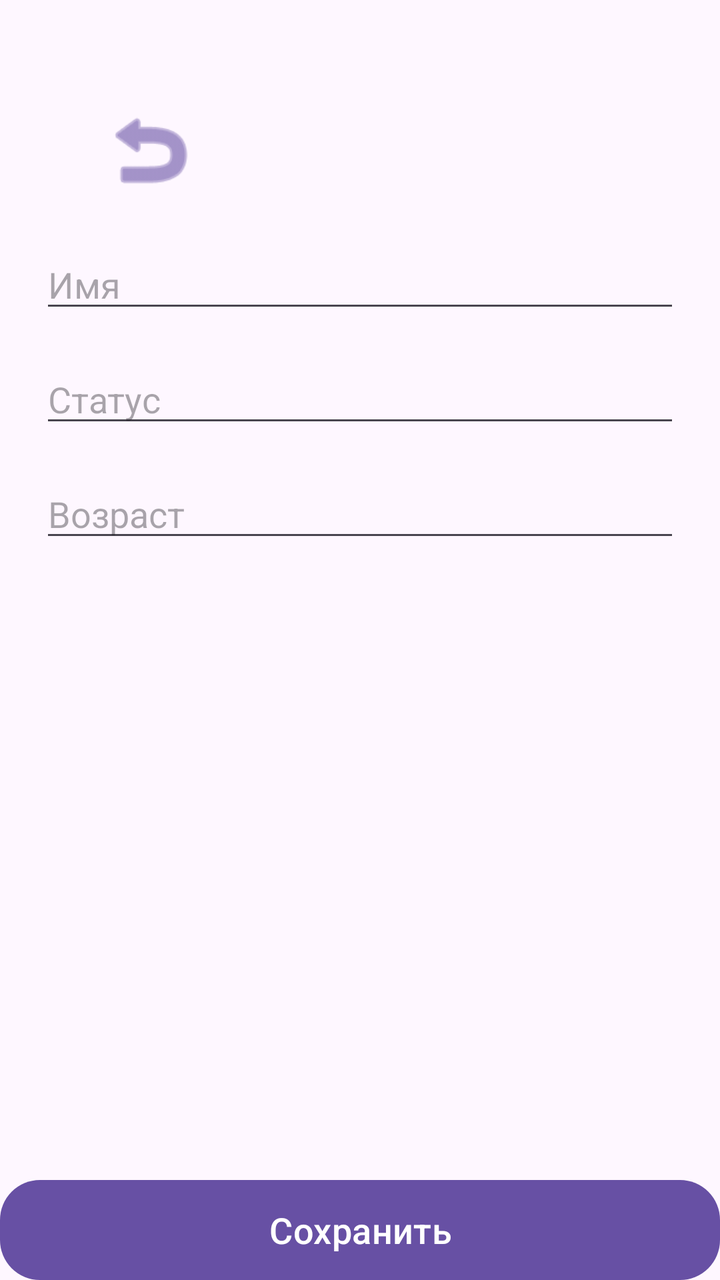
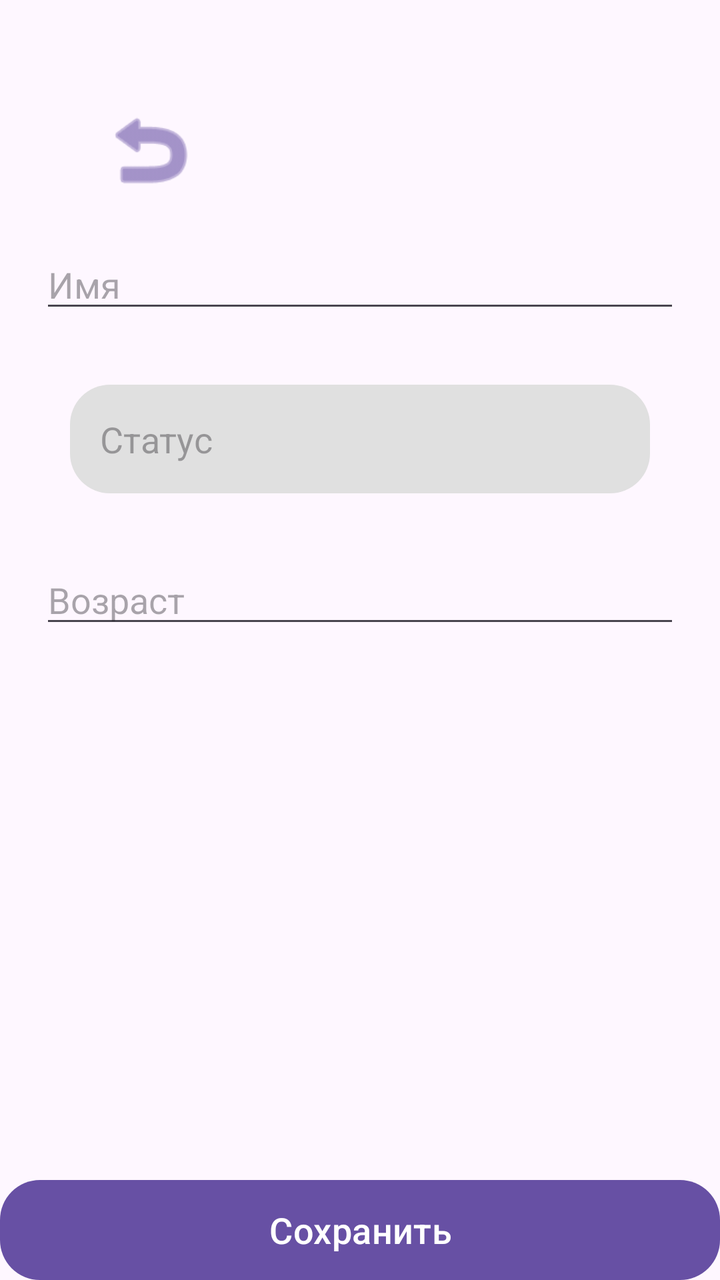

Before-and-after screenshots of an Android layout around one commit, followed by the original layout XML and the change that was made.
<!-- AndroidManifest.xml: application theme Theme.PZ19 -->
<!-- res/layout/activity_user.xml -->
<?xml version="1.0" encoding="utf-8"?>
<FrameLayout xmlns:android="http://schemas.android.com/apk/res/android"
    xmlns:app="http://schemas.android.com/apk/res-auto"
    xmlns:tools="http://schemas.android.com/tools"
    android:layout_width="match_parent"
    android:layout_height="match_parent"
    tools:context=".UserActivity">

    <Button
        android:id="@+id/backButton"
        android:background="@android:drawable/ic_menu_revert"
        android:layout_marginLeft="50dp"
        android:layout_marginTop="50dp"
        android:layout_width="50dp"
        android:layout_height="50dp"/>

    <LinearLayout
        android:layout_width="match_parent"
        android:layout_height="match_parent"
        android:layout_marginTop="100dp"
        android:layout_marginBottom="50dp"
        android:orientation="vertical"
        android:padding="20dp">

        <EditText
            android:id="@+id/NameEditText"
            android:hint="Имя"
            android:maxLines="1"
            android:inputType="text"
            android:layout_width="match_parent"
            android:layout_height="wrap_content"
            android:layout_marginBottom="16dp"
            android:textSize="18sp"/>

        <EditText
            android:id="@+id/StateEditText"
            android:hint="Статус"
            android:maxLines="1"
            android:inputType="text"
            android:layout_width="match_parent"
            android:layout_height="wrap_content"
            android:layout_marginBottom="16dp"
            android:textSize="18sp"/>

        <EditText
            android:id="@+id/AgeEditText"
            android:hint="Возраст"
            android:maxLines="1"
            android:inputType="number"
            android:layout_width="match_parent"
            android:layout_height="wrap_content"
            android:layout_marginBottom="16dp"
            android:textSize="18sp"/>

    </LinearLayout>

    <Button
        android:id="@+id/saveButton"
        android:text="Сохранить"
        android:layout_gravity="bottom"
        android:layout_width="match_parent"
        android:layout_height="50dp"
        android:background="@drawable/back_smoke_round"
        android:textSize="18sp"/>

</FrameLayout>
<!-- resources referenced by this layout -->
<resources>
  <!-- drawable back_smoke_round (drawable) -->
  <?xml version="1.0" encoding="utf-8"?>
  <shape xmlns:android="http://schemas.android.com/apk/res/android">
      <solid android:color="#F5F5F5" />
      <corners android:radius="20dp" />
  </shape>
  <style name="Theme.PZ19" parent="Base.Theme.PZ19" />
  <style name="Base.Theme.PZ19" parent="Theme.Material3.DayNight.NoActionBar">
          
          
      </style>
</resources>

<!-- the commit's change to res/layout/activity_user.xml (unified diff, before → after) -->
@@ -32,15 +32,22 @@
             android:layout_marginBottom="16dp"
             android:textSize="18sp"/>
 
-        <EditText
-            android:id="@+id/StateEditText"
-            android:hint="Статус"
-            android:maxLines="1"
-            android:inputType="text"
+        <FrameLayout
+            android:background="@drawable/back_smoke_round"
+            android:layout_margin="15dp"
             android:layout_width="match_parent"
-            android:layout_height="wrap_content"
-            android:layout_marginBottom="16dp"
-            android:textSize="18sp"/>
+            android:layout_height="wrap_content">
+
+            <EditText
+                android:id="@+id/StateTextView"
+                android:background="@android:color/transparent"
+                android:layout_margin="15dp"
+                android:inputType="textMultiLine"
+                android:hint="Статус"
+                android:layout_width="match_parent"
+                android:layout_height="wrap_content"/>
+
+        </FrameLayout>
 
         <EditText
             android:id="@+id/AgeEditText"
@@ -49,7 +56,7 @@
             android:inputType="number"
             android:layout_width="match_parent"
             android:layout_height="wrap_content"
-            android:layout_marginBottom="16dp"
+            android:layout_marginTop="16dp"
             android:textSize="18sp"/>
 
     </LinearLayout>
<!-- resource entries referenced after the edit -->
@@ -3,7 +3,7 @@
   <!-- drawable back_smoke_round (drawable) -->
   <?xml version="1.0" encoding="utf-8"?>
   <shape xmlns:android="http://schemas.android.com/apk/res/android">
-      <solid android:color="#F5F5F5" />
+      <solid android:color="#E0E0E0" />
       <corners android:radius="20dp" />
   </shape>
   <style name="Theme.PZ19" parent="Base.Theme.PZ19" />
